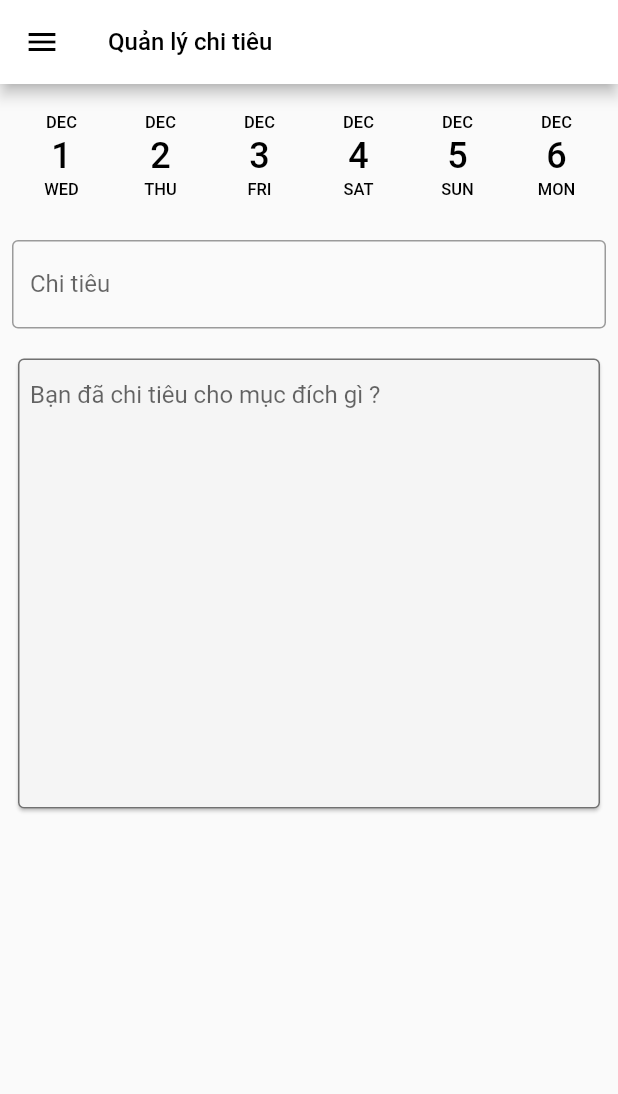
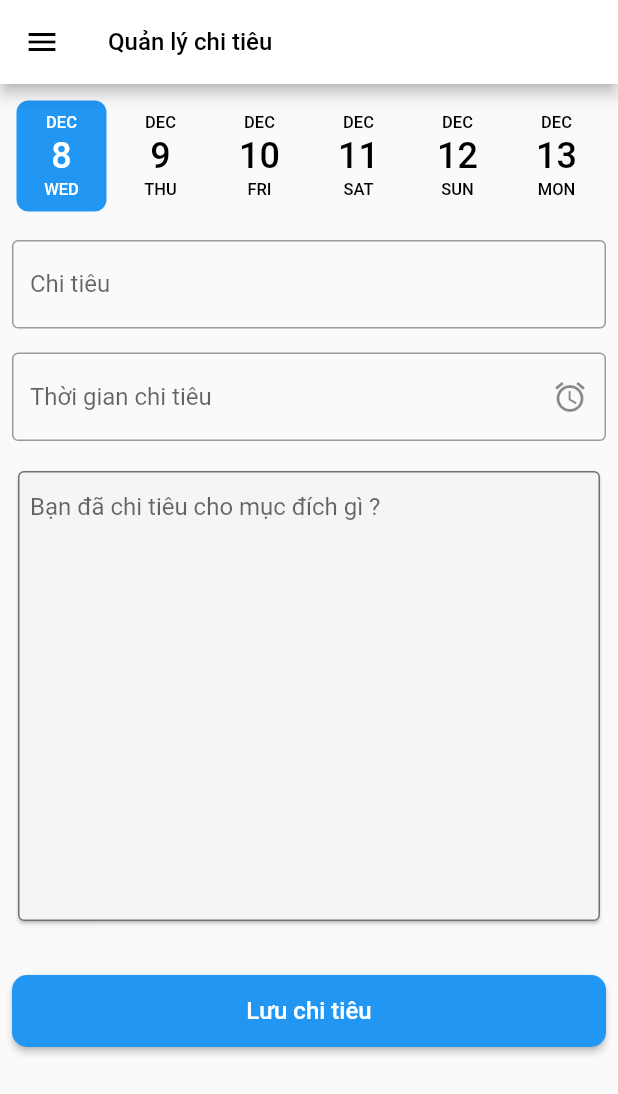
Before and after one commit to phucnguyen1618/flutter_assistant, a Flutter app: the SpendingManagementPage screen opened by its route, on a phone screen of 412 x 824 dp. Shown: the top 1094 px of the screen. Run offline on Flutter 3.47's test engine with Material 2 defaults, Android fonts, the phone set to English and light mode, and no system bars; drawn by our look-alikes of date_picker_timeline; our stand-ins replace expandable, flutter_local_notifications, flutter_time_picker_spinner, get, hive, hive_flutter; accounts and stored records are empty; generated files the repository leaves out were written again.

Commit message:
Thêm phần sửa giá trị alarm, màn hình chi tiêu, màn hình thông tin ứng dụng.

```diff
--- a/lib/database/boxes.dart
+++ b/lib/database/boxes.dart
@@ -1,8 +1,8 @@
 import 'package:flutter_assistant/models/alarm.dart';
+import 'package:flutter_assistant/models/spending.dart';
 import 'package:hive/hive.dart';
 
 class Boxes {
   static Box<Alarm> getAlarms() => Hive.box<Alarm>('alarms');
-
-
+  static Box<Spending> getExpenses() => Hive.box<Spending>('expenses');
 }
--- a/lib/main.dart
+++ b/lib/main.dart
@@ -7,6 +7,7 @@ import 'package:hive/hive.dart';
 import 'package:hive_flutter/hive_flutter.dart';
 
 import 'app.dart';
+import 'models/spending.dart';
 
 final FlutterLocalNotificationsPlugin flutterLocalNotificationsPlugin =
     FlutterLocalNotificationsPlugin();
@@ -15,7 +16,9 @@ Future main() async {
   WidgetsFlutterBinding.ensureInitialized();
   await Hive.initFlutter();
   Hive.registerAdapter(AlarmAdapter());
+  Hive.registerAdapter(SpendingAdapter());
   await Hive.openBox<Alarm>('alarms');
+  await Hive.openBox<Spending>('expenses');
 
   const AndroidInitializationSettings initializationSettingsAndroid =
   AndroidInitializationSettings('app_icon');
--- /dev/null
+++ b/lib/models/spending.dart
@@ -0,0 +1,18 @@
+import 'package:hive/hive.dart';
+part 'spending.g.dart';
+
+@HiveType(typeId: 1)
+class Spending extends HiveObject {
+
+  @HiveField(0)
+  String idSpending;
+  @HiveField(1)
+  double moneyNumber;
+  @HiveField(2)
+  String timeSpending;
+  @HiveField(3)
+  String description;
+
+  Spending(
+      this.idSpending, this.moneyNumber, this.timeSpending, this.description);
+}
--- a/lib/modules/spending/view/spending_management_page.dart
+++ b/lib/modules/spending/view/spending_management_page.dart
@@ -1,14 +1,17 @@
 import 'dart:developer';
 
 import 'package:flutter/material.dart';
+import 'package:flutter_assistant/modules/spending/controller/spending_management_controller.dart';
 import 'package:flutter_assistant/shared/navigation_drawer/drawer_menu.dart';
 import 'package:date_picker_timeline/date_picker_timeline.dart';
+import 'package:get/get.dart';
 
 class SpendingManagementPage extends StatelessWidget {
   const SpendingManagementPage({Key? key}) : super(key: key);
 
   @override
   Widget build(BuildContext context) {
+    final controller = Get.put(SpendingManagementController());
     return Scaffold(
       drawer: const DrawerMenu(),
       appBar: AppBar(
@@ -32,7 +35,7 @@ class SpendingManagementPage extends StatelessWidget {
         child: Column(
           children: [
             DatePicker(
-              DateTime.utc(2021, 12, 1),
+              DateTime.now(),
               initialSelectedDate: DateTime.now(),
               selectionColor: Colors.blue,
               selectedTextColor: Colors.white,
@@ -40,7 +43,9 @@ class SpendingManagementPage extends StatelessWidget {
                 log(date.toIso8601String());
               },
             ),
-            const SizedBox(height: 16.0,),
+            const SizedBox(
+              height: 16.0,
+            ),
             const TextField(
               decoration: InputDecoration(
                 labelText: 'Chi tiêu',
@@ -49,13 +54,29 @@ class SpendingManagementPage extends StatelessWidget {
               ),
               keyboardType: TextInputType.number,
             ),
-            const SizedBox(height: 16.0,),
+            const SizedBox(
+              height: 16.0,
+            ),
+            Obx(() => TextField(
+              key: controller.timeSpendingKey,
+              readOnly: true,
+              decoration: InputDecoration(
+                hintText: controller.hintText.value,
+                border: const OutlineInputBorder(),
+                suffixIcon: IconButton(
+                  onPressed: () => controller.setTimeSpending(),
+                  icon: const Icon(Icons.alarm),
+                ),
+              ),
+            ),),
+            const SizedBox(
+              height: 16.0,
+            ),
             Card(
               color: const Color(0xFFF5F5F5),
               shape: RoundedRectangleBorder(
                 borderRadius: BorderRadius.circular(4.0),
-                side: const BorderSide(
-                    color: Color(0xFF717171), width: 1),
+                side: const BorderSide(color: Color(0xFF717171), width: 1),
               ),
               child: const SizedBox(
                 height: 300,
@@ -69,6 +90,24 @@ class SpendingManagementPage extends StatelessWidget {
                 ),
               ),
             ),
+            const SizedBox(
+              height: 32.0,
+            ),
+            SizedBox(
+              width: double.infinity,
+              height: 48.0,
+              child: MaterialButton(
+                shape: RoundedRectangleBorder(
+                  borderRadius: BorderRadius.circular(10.0),
+                ),
+                color: Colors.blue,
+                onPressed: () {},
+                child: const Text(
+                  'Lưu chi tiêu',
+                  style: TextStyle(color: Colors.white, fontSize: 16.0),
+                ),
+              ),
+            ),
           ],
         ),
       ),
--- a/lib/modules/time/view/time_management_page.dart
+++ b/lib/modules/time/view/time_management_page.dart
@@ -45,10 +45,10 @@ class TimeManagementPage extends StatelessWidget {
                         child: Center(
                           child: TextButton(
                             onPressed: () => controller.onTextEditClicked(),
-                            child: const Text(
-                              'Sửa',
+                            child: Text(
+                              controller.isItemClicked.value ? 'Huỷ' : 'Sửa',
                               style:
-                                  TextStyle(color: Colors.blue, fontSize: 16.0),
+                                  const TextStyle(color: Colors.blue, fontSize: 16.0),
                             ),
                           ),
                         ),
--- a/lib/routes/app_pages.dart
+++ b/lib/routes/app_pages.dart
@@ -1,6 +1,6 @@
 import 'package:flutter_assistant/modules/alarmtone/view/alarm_tone_page.dart';
 import 'package:flutter_assistant/modules/health/view/health_monitoring_page.dart';
-import 'package:flutter_assistant/modules/infor/view/infor_page.dart';
+import 'package:flutter_assistant/modules/infor/view/information_page.dart';
 import 'package:flutter_assistant/modules/spending/view/spending_management_page.dart';
 import 'package:flutter_assistant/modules/time/view/planning_page.dart';
 import 'package:flutter_assistant/modules/time/view/time_management_page.dart';
@@ -11,7 +11,7 @@ final routePages = [
   GetPage(name: Routes.TIME, page: () => const TimeManagementPage()),
   GetPage(name: Routes.SPENDING, page: () => const SpendingManagementPage()),
   GetPage(name: Routes.ALARM_TONE, page: () => const AlarmTonePage()),
-  GetPage(name: Routes.INFORMATION, page: () => const InforPgae()),
+  GetPage(name: Routes.INFORMATION, page: () => const InformationPage()),
   GetPage(name: Routes.HEALTH, page: () => const HealthMonitoringPage()),
   GetPage(name: Routes.PLANNING, page: () => const PlanningPage()),
 ];
--- a/lib/shared/widgets/alarm_widget.dart
+++ b/lib/shared/widgets/alarm_widget.dart
@@ -36,7 +36,7 @@ class AlarmWidget extends StatelessWidget {
                     },
                     value: controller.alarmList[index].isAlarm,
                   ),
-                  onTap: () => controller.onItemAlarmClicked(index),
+                  onTap: () => controller.onItemAlarmClicked(context, index),
                 ),);
               })
           : const Center(
--- a/pubspec.yaml
+++ b/pubspec.yaml
@@ -37,10 +37,10 @@ dependencies:
   hive: ^2.0.4
   hive_flutter: ^1.1.0
   flutter_time_picker_spinner: ^2.0.0
-  android_alarm_manager: ^2.0.2
   uuid: ^3.0.5
   flutter_local_notifications: ^9.1.4
   date_picker_timeline: ^1.2.3
+  expandable: ^5.0.1
 
 dev_dependencies:
   flutter_test:
```
Also changed, not shown: lib/modules/infor/view/infor_page.dart (deleted, +0 -37 lines), lib/modules/infor/view/information_page.dart (added, +195 -0 lines), lib/modules/spending/controller/spending_management_controller.dart (+20 -0 lines), lib/modules/time/controller/time_management_controller.dart (+16 -20 lines), lib/shared/navigation_drawer/drawer_menu.dart (+15 -1 lines), pubspec.lock, 2 other files.
